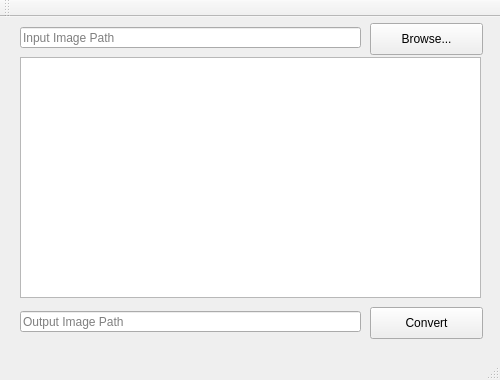
First picture: the form in mainwindow.ui, repository f90g0/PNGJohn, before the edit.
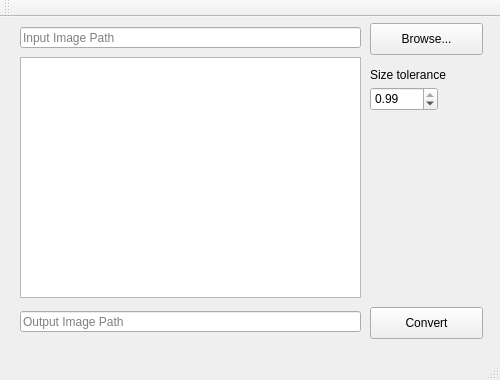
Second picture: the form after the edit.

Commit message:
Add variable tolerance
目標サイズとの誤差を可変に

What changed in the file:
```diff
--- a/mainwindow.ui
+++ b/mainwindow.ui
@@ -61,7 +61,7 @@
      <rect>
       <x>20</x>
       <y>40</y>
-      <width>461</width>
+      <width>341</width>
       <height>241</height>
      </rect>
     </property>
@@ -97,6 +97,50 @@
      <string>Output Image Path</string>
     </property>
    </widget>
+   <widget class="QLabel" name="label">
+    <property name="geometry">
+     <rect>
+      <x>370</x>
+      <y>50</y>
+      <width>91</width>
+      <height>16</height>
+     </rect>
+    </property>
+    <property name="text">
+     <string>Size tolerance</string>
+    </property>
+   </widget>
+   <widget class="QDoubleSpinBox" name="tolerance">
+    <property name="geometry">
+     <rect>
+      <x>370</x>
+      <y>70</y>
+      <width>68</width>
+      <height>24</height>
+     </rect>
+    </property>
+    <property name="toolTip">
+     <string extracomment="aaaaa"/>
+    </property>
+    <property name="statusTip">
+     <string/>
+    </property>
+    <property name="whatsThis">
+     <string/>
+    </property>
+    <property name="minimum">
+     <double>0.100000000000000</double>
+    </property>
+    <property name="maximum">
+     <double>0.990000000000000</double>
+    </property>
+    <property name="singleStep">
+     <double>0.010000000000000</double>
+    </property>
+    <property name="value">
+     <double>0.990000000000000</double>
+    </property>
+   </widget>
   </widget>
   <widget class="QMenuBar" name="menuBar">
    <property name="geometry">
```
Left out of the diff: 2 changed lines with no effect on the pictures. The commit also changes 3 other files.
